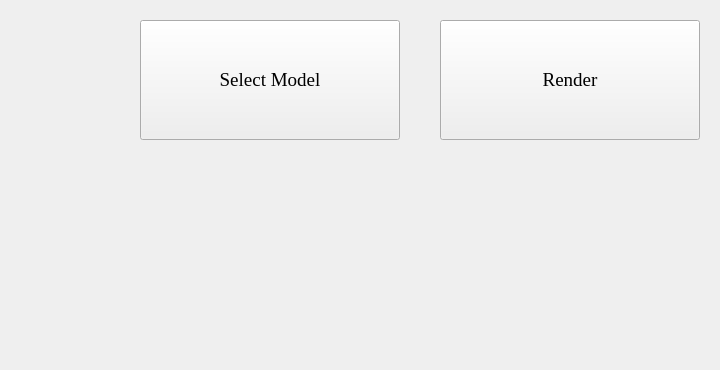
JiaoKM/Beginner_Renderer_JKodak, file widget.ui: the form before one commit; both pictures show x 680 to 1400 and y 0 to 370 of the 1400 by 800 pixel window.
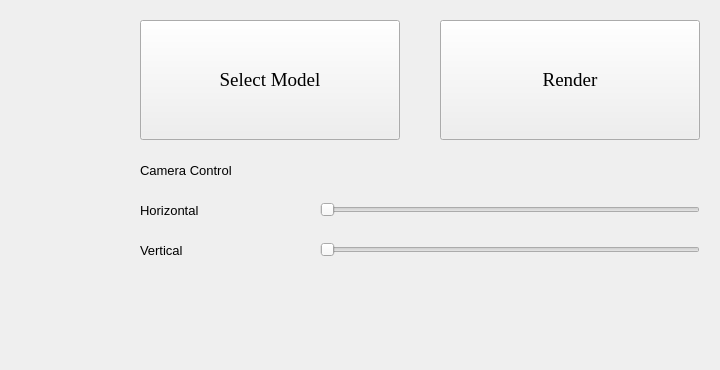
The form after the commit.

The edit to the form file:
```diff
--- a/widget.ui
+++ b/widget.ui
@@ -80,6 +80,86 @@
     <set>Qt::AlignRight|Qt::AlignTrailing|Qt::AlignVCenter</set>
    </property>
   </widget>
+  <widget class="QSlider" name="horizontalControl">
+   <property name="geometry">
+    <rect>
+     <x>1000</x>
+     <y>200</y>
+     <width>380</width>
+     <height>20</height>
+    </rect>
+   </property>
+   <property name="orientation">
+    <enum>Qt::Horizontal</enum>
+   </property>
+  </widget>
+  <widget class="QLabel" name="CameraLabel">
+   <property name="geometry">
+    <rect>
+     <x>820</x>
+     <y>160</y>
+     <width>300</width>
+     <height>20</height>
+    </rect>
+   </property>
+   <property name="font">
+    <font>
+     <pointsize>10</pointsize>
+    </font>
+   </property>
+   <property name="text">
+    <string>Camera Control</string>
+   </property>
+  </widget>
+  <widget class="QLabel" name="CameraHorizontalLabel">
+   <property name="geometry">
+    <rect>
+     <x>820</x>
+     <y>200</y>
+     <width>160</width>
+     <height>20</height>
+    </rect>
+   </property>
+   <property name="font">
+    <font>
+     <pointsize>10</pointsize>
+    </font>
+   </property>
+   <property name="text">
+    <string>Horizontal</string>
+   </property>
+  </widget>
+  <widget class="QLabel" name="CameraVerticalLabel">
+   <property name="geometry">
+    <rect>
+     <x>820</x>
+     <y>240</y>
+     <width>160</width>
+     <height>20</height>
+    </rect>
+   </property>
+   <property name="font">
+    <font>
+     <pointsize>10</pointsize>
+    </font>
+   </property>
+   <property name="text">
+    <string>Vertical</string>
+   </property>
+  </widget>
+  <widget class="QSlider" name="verticalControl">
+   <property name="geometry">
+    <rect>
+     <x>1000</x>
+     <y>240</y>
+     <width>380</width>
+     <height>20</height>
+    </rect>
+   </property>
+   <property name="orientation">
+    <enum>Qt::Horizontal</enum>
+   </property>
+  </widget>
  </widget>
  <resources/>
  <connections/>
```
